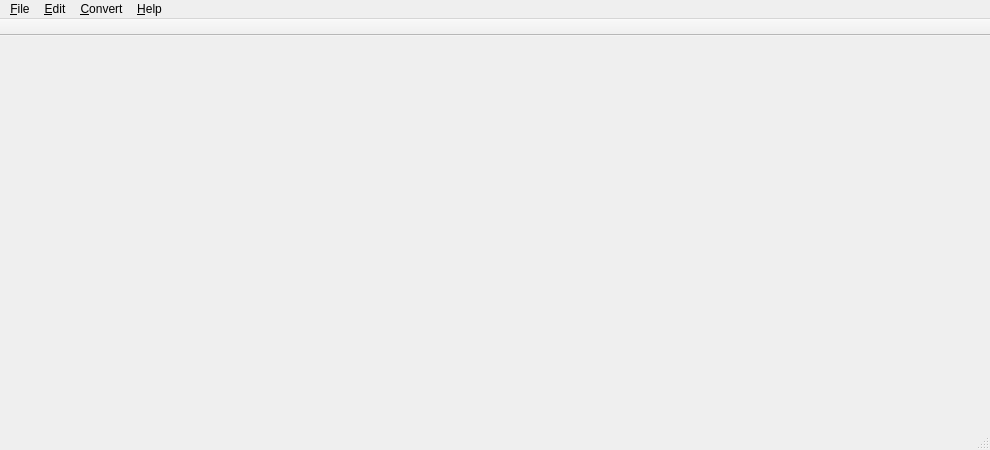
This is ui/mainwindow.ui in swl-x/MystiQ as Qt 5 draws it before an edit. The edited form follows.
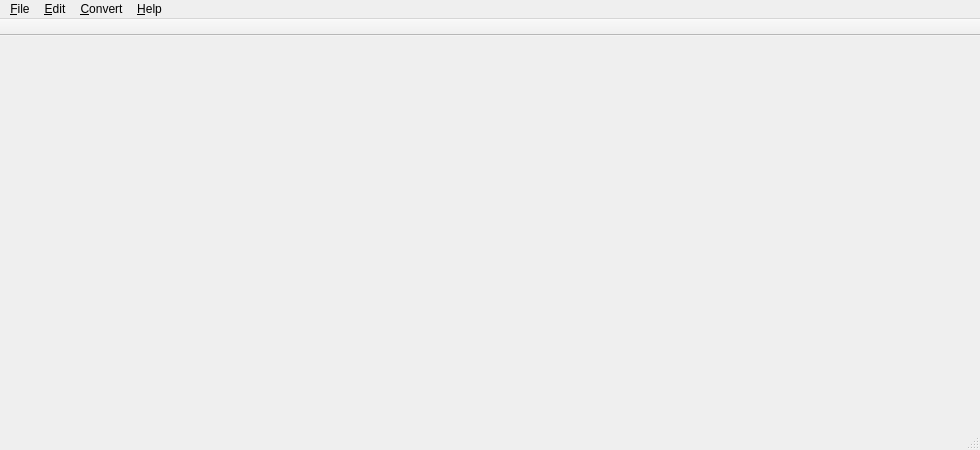
This is the edited form. Icons and pictures are not drawn.

```diff
--- a/ui/mainwindow.ui
+++ b/ui/mainwindow.ui
@@ -9,7 +9,7 @@
    <rect>
     <x>0</x>
     <y>0</y>
-    <width>990</width>
+    <width>980</width>
     <height>450</height>
    </rect>
   </property>
@@ -41,6 +41,15 @@
   <property name="toolButtonStyle">
    <enum>Qt::ToolButtonTextUnderIcon</enum>
   </property>
+  <property name="animated">
+   <bool>false</bool>
+  </property>
+  <property name="documentMode">
+   <bool>false</bool>
+  </property>
+  <property name="dockNestingEnabled">
+   <bool>false</bool>
+  </property>
   <widget class="QWidget" name="centralWidget">
    <layout class="QGridLayout" name="gridLayout_3">
     <property name="leftMargin">
@@ -87,7 +96,7 @@
     <rect>
      <x>0</x>
      <y>0</y>
-     <width>990</width>
+     <width>980</width>
      <height>29</height>
     </rect>
    </property>
@@ -168,8 +177,8 @@
    </property>
    <property name="iconSize">
     <size>
-     <width>32</width>
-     <height>32</height>
+     <width>22</width>
+     <height>22</height>
     </size>
    </property>
    <property name="toolButtonStyle">
```
Left out of the diff: 3 changed lines with no effect on the pictures.
